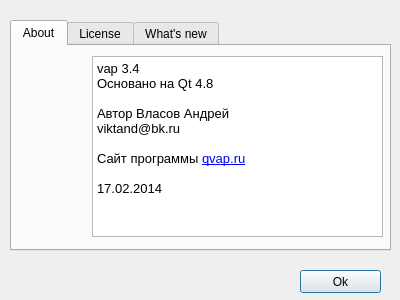
The window that about.ui (viktand/vap4) describes before a commit, drawn with Qt 5.
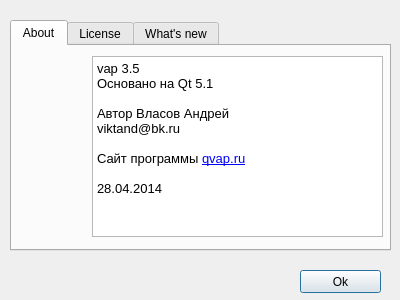
The same window after the commit. Icons and pictures are not drawn.

Diff of the .ui file:
```diff
--- a/about.ui
+++ b/about.ui
@@ -87,15 +87,15 @@
 &lt;html&gt;&lt;head&gt;&lt;meta name=&quot;qrichtext&quot; content=&quot;1&quot; /&gt;&lt;style type=&quot;text/css&quot;&gt;
 p, li { white-space: pre-wrap; }
 &lt;/style&gt;&lt;/head&gt;&lt;body style=&quot; font-family:'Ubuntu'; font-size:10pt; font-weight:400; font-style:normal;&quot;&gt;
-&lt;p style=&quot; margin-top:0px; margin-bottom:0px; margin-left:0px; margin-right:0px; -qt-block-indent:0; text-indent:0px;&quot;&gt;vap 3.4&lt;/p&gt;
-&lt;p style=&quot; margin-top:0px; margin-bottom:0px; margin-left:0px; margin-right:0px; -qt-block-indent:0; text-indent:0px;&quot;&gt;Основано на Qt 4.8&lt;/p&gt;
+&lt;p style=&quot; margin-top:0px; margin-bottom:0px; margin-left:0px; margin-right:0px; -qt-block-indent:0; text-indent:0px;&quot;&gt;vap 3.5&lt;/p&gt;
+&lt;p style=&quot; margin-top:0px; margin-bottom:0px; margin-left:0px; margin-right:0px; -qt-block-indent:0; text-indent:0px;&quot;&gt;Основано на Qt 5.1&lt;/p&gt;
 &lt;p style=&quot;-qt-paragraph-type:empty; margin-top:0px; margin-bottom:0px; margin-left:0px; margin-right:0px; -qt-block-indent:0; text-indent:0px;&quot;&gt;&lt;br /&gt;&lt;/p&gt;
 &lt;p style=&quot; margin-top:0px; margin-bottom:0px; margin-left:0px; margin-right:0px; -qt-block-indent:0; text-indent:0px;&quot;&gt;Автор Власов Андрей&lt;/p&gt;
 &lt;p style=&quot; margin-top:0px; margin-bottom:0px; margin-left:0px; margin-right:0px; -qt-block-indent:0; text-indent:0px;&quot;&gt;viktand@bk.ru&lt;/p&gt;
 &lt;p style=&quot;-qt-paragraph-type:empty; margin-top:0px; margin-bottom:0px; margin-left:0px; margin-right:0px; -qt-block-indent:0; text-indent:0px;&quot;&gt;&lt;br /&gt;&lt;/p&gt;
 &lt;p style=&quot; margin-top:0px; margin-bottom:0px; margin-left:0px; margin-right:0px; -qt-block-indent:0; text-indent:0px;&quot;&gt;Сайт программы &lt;a href=&quot;http://www.qvap.ru&quot;&gt;&lt;span style=&quot; text-decoration: underline; color:#0000ff;&quot;&gt;qvap.ru&lt;/span&gt;&lt;/a&gt;&lt;/p&gt;
 &lt;p style=&quot;-qt-paragraph-type:empty; margin-top:0px; margin-bottom:0px; margin-left:0px; margin-right:0px; -qt-block-indent:0; text-indent:0px; text-decoration: underline; color:#0000ff;&quot;&gt;&lt;br /&gt;&lt;/p&gt;
-&lt;p style=&quot; margin-top:0px; margin-bottom:0px; margin-left:0px; margin-right:0px; -qt-block-indent:0; text-indent:0px;&quot;&gt;17.02.2014&lt;/p&gt;&lt;/body&gt;&lt;/html&gt;</string>
+&lt;p style=&quot; margin-top:0px; margin-bottom:0px; margin-left:0px; margin-right:0px; -qt-block-indent:0; text-indent:0px;&quot;&gt;28.04.2014&lt;/p&gt;&lt;/body&gt;&lt;/html&gt;</string>
      </property>
      <property name="textInteractionFlags">
       <set>Qt::TextBrowserInteraction</set>
```
Left out of the diff: 3 changed lines with no effect on the pictures.
